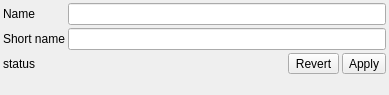
Above: src/objecteditwidget.ui from RxLaboratory/Ramses-Client before the change. Below: the same form after it.
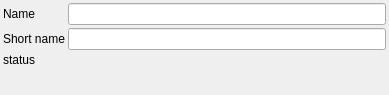
That is the form after the change. Icons and pictures are not drawn.

The edit to the form file:
```diff
--- a/src/objecteditwidget.ui
+++ b/src/objecteditwidget.ui
@@ -83,41 +83,6 @@
        </property>
       </widget>
      </item>
-     <item>
-      <spacer name="horizontalSpacer_3">
-       <property name="orientation">
-        <enum>Qt::Horizontal</enum>
-       </property>
-       <property name="sizeHint" stdset="0">
-        <size>
-         <width>40</width>
-         <height>20</height>
-        </size>
-       </property>
-      </spacer>
-     </item>
-     <item>
-      <widget class="QToolButton" name="revertButton">
-       <property name="text">
-        <string>Revert</string>
-       </property>
-       <property name="icon">
-        <iconset resource="resources.qrc">
-         <normaloff>:/icons/undo</normaloff>:/icons/undo</iconset>
-       </property>
-      </widget>
-     </item>
-     <item>
-      <widget class="QToolButton" name="updateButton">
-       <property name="text">
-        <string>Apply</string>
-       </property>
-       <property name="icon">
-        <iconset resource="resources.qrc">
-         <normaloff>:/icons/apply</normaloff>:/icons/apply</iconset>
-       </property>
-      </widget>
-     </item>
     </layout>
    </item>
    <item>
```
Left out of the diff: 8 changed lines with no effect on the pictures.
